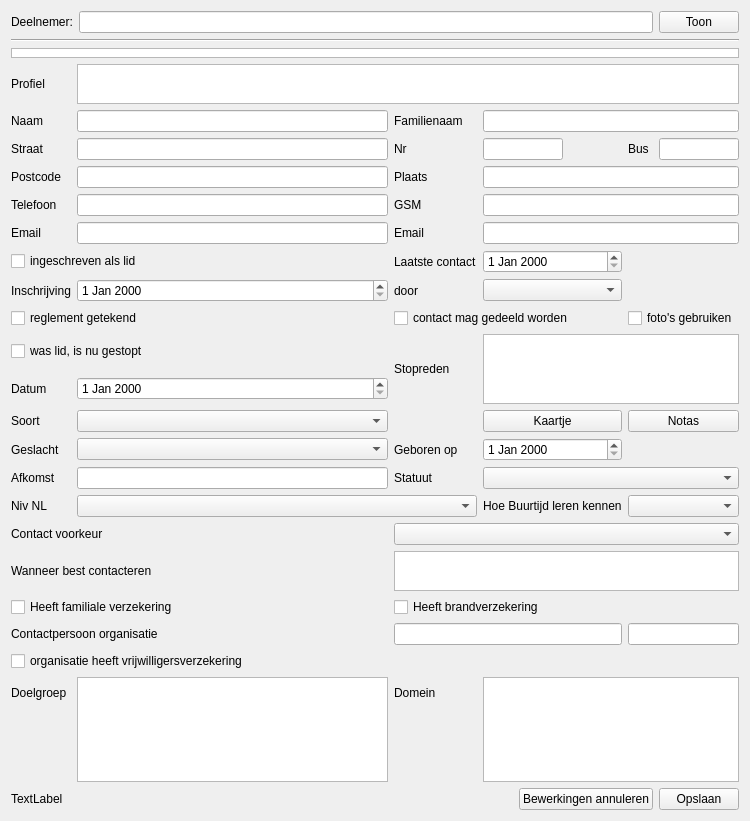
This is buurtijd_deelnemers.ui in vvim/BT_deelnemers as Qt 5 draws it before an edit. The edited form follows.
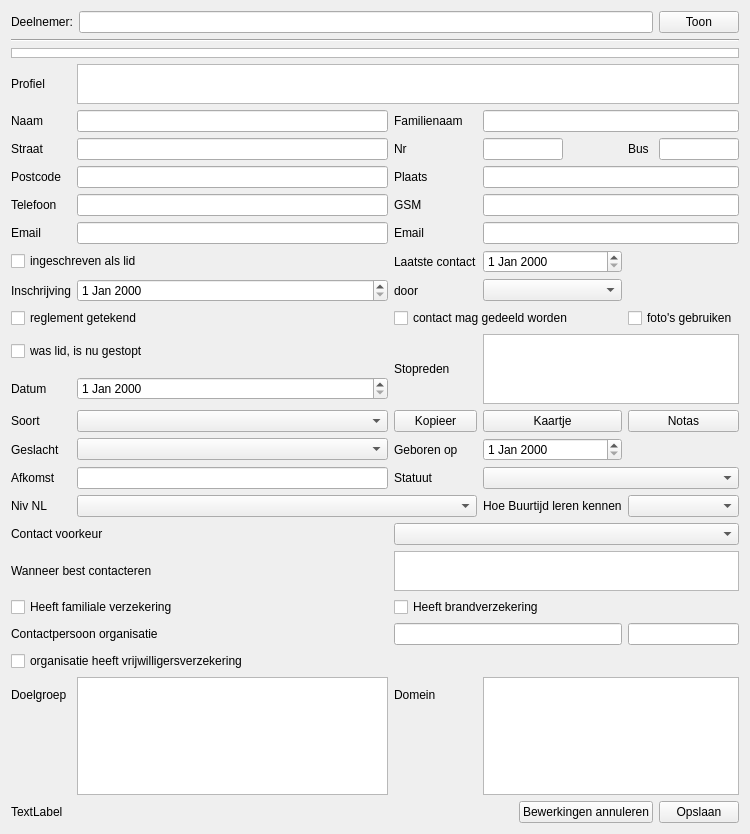
This is the edited form. Icons and pictures are not drawn. Custom widgets are drawn as their Qt base class.

Commit message: New Pushbutton: copy contact info for participant (1)

```diff
--- a/buurtijd_deelnemers.ui
+++ b/buurtijd_deelnemers.ui
@@ -7,7 +7,7 @@
     <x>0</x>
     <y>0</y>
     <width>750</width>
-    <height>821</height>
+    <height>834</height>
    </rect>
   </property>
   <property name="windowTitle">
@@ -469,6 +469,13 @@
        </property>
       </widget>
      </item>
+     <item row="12" column="2">
+      <widget class="QPushButton" name="pushButton_copyContactInformation">
+       <property name="text">
+        <string>Kopieer</string>
+       </property>
+      </widget>
+     </item>
     </layout>
    </item>
    <item>
```
Left out of the diff: 6 changed lines with no effect on the pictures. The commit also changes 2 other files.
